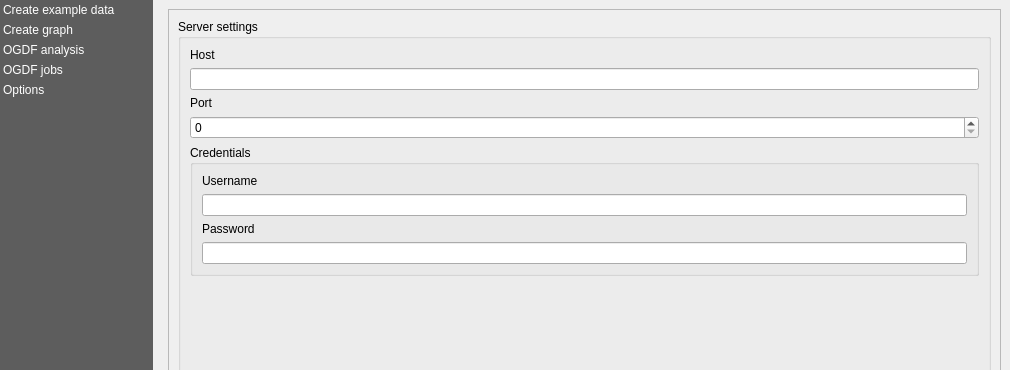
First picture: the form in views/PluginDialog.ui, repository S-P-A-N-N-E-R-S/Frontend, before the edit; both pictures show x 0 to 1010 and y 0 to 370 of the 1010 by 754 pixel window.
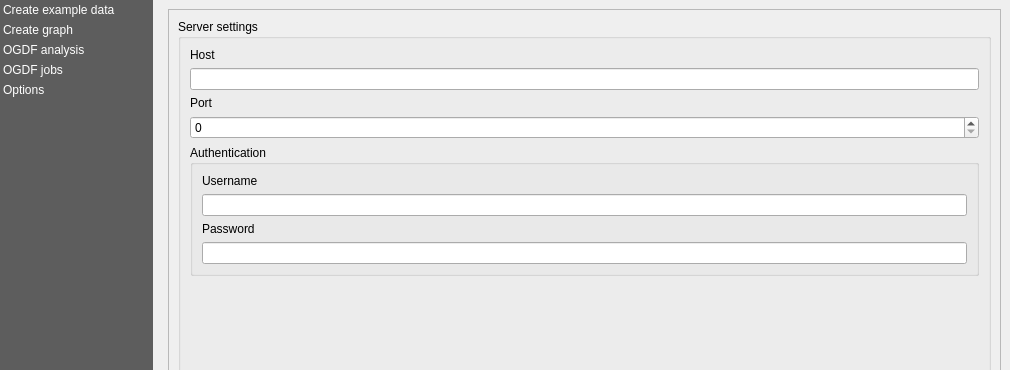
Second picture: the form after the edit. The open tabs and pages were chosen to show the change. Custom widgets are drawn as their Qt base class.

Commit message: Implement authentication in frontend, refs #12

```diff
--- a/views/PluginDialog.ui
+++ b/views/PluginDialog.ui
@@ -1193,7 +1193,7 @@
                    <item row="1" column="0" colspan="2">
                     <widget class="QGroupBox" name="options_credentials">
                      <property name="title">
-                      <string>Credentials</string>
+                      <string>Authentication</string>
                      </property>
                      <layout class="QVBoxLayout" name="verticalLayout_20">
                       <item>
```
Left out of the diff: 2 changed lines with no effect on the pictures. The commit also changes 3 other files.
